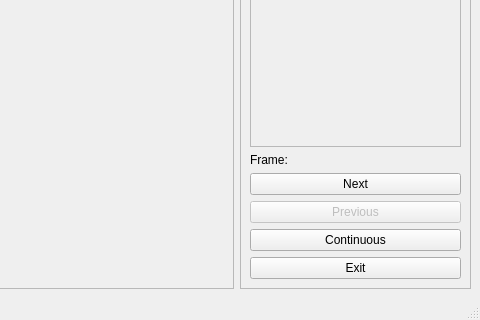
The window that Vision/VisionWrapper/mainwindow.ui (NUbots/robocup) describes before a commit, drawn with Qt 5; both pictures show x 438 to 918 and y 293 to 613 of the 918 by 613 pixel window.
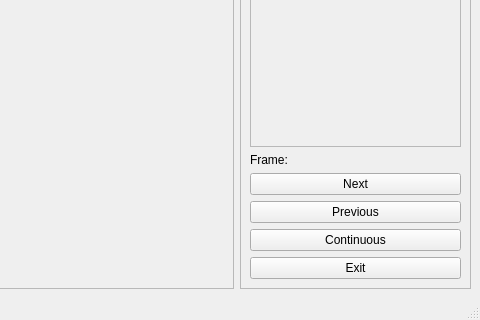
The same window after the commit.

Patch:
```diff
--- a/Vision/VisionWrapper/mainwindow.ui
+++ b/Vision/VisionWrapper/mainwindow.ui
@@ -122,7 +122,7 @@
        <item>
         <widget class="QPushButton" name="prev_pb">
          <property name="enabled">
-          <bool>false</bool>
+          <bool>true</bool>
          </property>
          <property name="text">
           <string>Previous</string>
```
